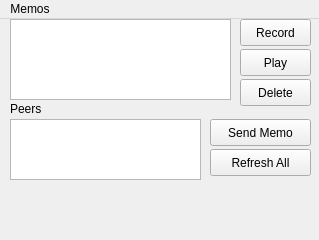
The window that gui/memos/memos.ui (cwoodruf/cmpt433-nap-time) describes before a commit, drawn with Qt 5.
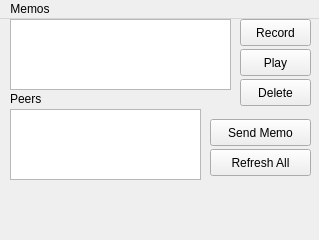
The same window after the commit.

```diff
--- a/gui/memos/memos.ui
+++ b/gui/memos/memos.ui
@@ -20,7 +20,7 @@
       <x>10</x>
       <y>0</y>
       <width>221</width>
-      <height>81</height>
+      <height>71</height>
      </rect>
     </property>
     <property name="toolTip">
@@ -31,9 +31,9 @@
     <property name="geometry">
      <rect>
       <x>10</x>
-      <y>100</y>
+      <y>90</y>
       <width>191</width>
-      <height>61</height>
+      <height>71</height>
      </rect>
     </property>
     <property name="toolTip">
@@ -109,7 +109,7 @@
     <property name="geometry">
      <rect>
       <x>10</x>
-      <y>80</y>
+      <y>70</y>
       <width>31</width>
       <height>17</height>
      </rect>
```
Left out of the diff: 2 changed lines with no effect on the pictures.
